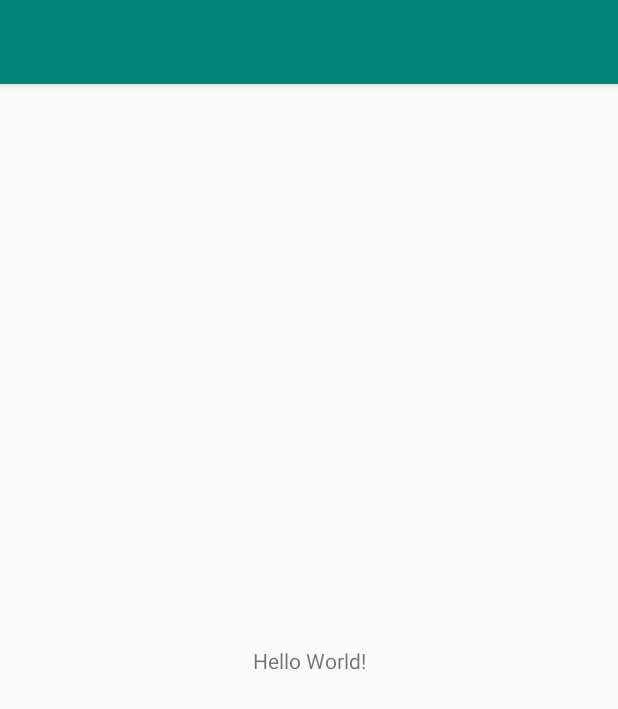
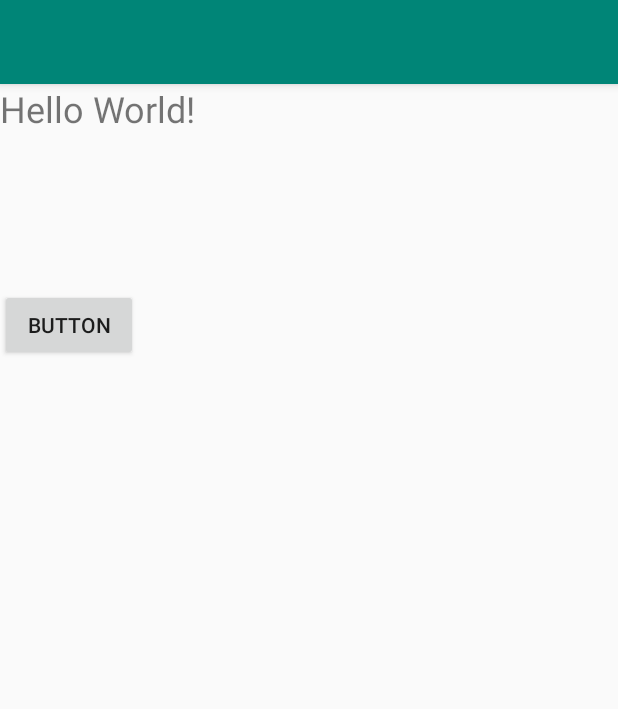
Before and after one commit to aahza/android, an Android app: the screen it shows after launch (MainDialogActivity), on a phone screen of 412 x 824 dp. Shown: the top 709 px of the screen. Run offline under Robolectric (Android 15) with nearby library versions, the phone set to English and light mode, and no system bars.

Commit message:
Dialogs project

```diff
--- /dev/null
+++ b/DialogApp/app/src/main/java/com/aahz/test/dialogapp/DataPickFragment.java
@@ -0,0 +1,31 @@
+package com.aahz.test.dialogapp;
+
+import android.app.DatePickerDialog;
+import android.app.Dialog;
+import android.os.Bundle;
+import android.support.v7.app.AppCompatDialogFragment;
+import android.widget.DatePicker;
+import android.widget.TextView;
+
+import java.util.Calendar;
+
+public class DataPickFragment extends AppCompatDialogFragment implements DatePickerDialog.OnDateSetListener {
+
+    @Override
+    public Dialog onCreateDialog(Bundle savedInstanceState) {
+        final Calendar cal = Calendar.getInstance();
+        int year = cal.get(Calendar.YEAR);
+        int month = cal.get(Calendar.MONTH);
+        int day = cal.get(Calendar.DAY_OF_MONTH);
+        return new DatePickerDialog(getActivity(), this, year, month, day);
+    }
+
+    @Override
+    public void onDateSet(DatePicker view, int year, int month, int dayOfMonth) {
+        TextView txt1 = (TextView) getActivity().findViewById(R.id.txt1);
+        txt1.setText("Year: " + view.getYear() +
+                " Month: " + view.getMonth() +
+                " Day: " + view.getDayOfMonth());
+
+    }
+}
--- a/DialogApp/app/src/main/res/layout/activity_main_dialog.xml
+++ b/DialogApp/app/src/main/res/layout/activity_main_dialog.xml
@@ -7,12 +7,21 @@
     tools:context=".MainDialogActivity">
 
     <TextView
+        android:id="@+id/txt1"
         android:layout_width="wrap_content"
         android:layout_height="wrap_content"
         android:text="Hello World!"
-        app:layout_constraintBottom_toBottomOf="parent"
-        app:layout_constraintLeft_toLeftOf="parent"
-        app:layout_constraintRight_toRightOf="parent"
-        app:layout_constraintTop_toTopOf="parent" />
+        android:textSize="24sp"
+        tools:layout_editor_absoluteX="128dp"
+        tools:layout_editor_absoluteY="240dp" />
+
+    <Button
+        android:id="@+id/btn"
+        android:layout_width="92dp"
+        android:layout_height="48dp"
+        android:layout_marginTop="104dp"
+        android:text="Button"
+        app:layout_constraintTop_toBottomOf="@+id/txt1"
+        tools:layout_editor_absoluteX="148dp" />
 
 </android.support.constraint.ConstraintLayout>
```
